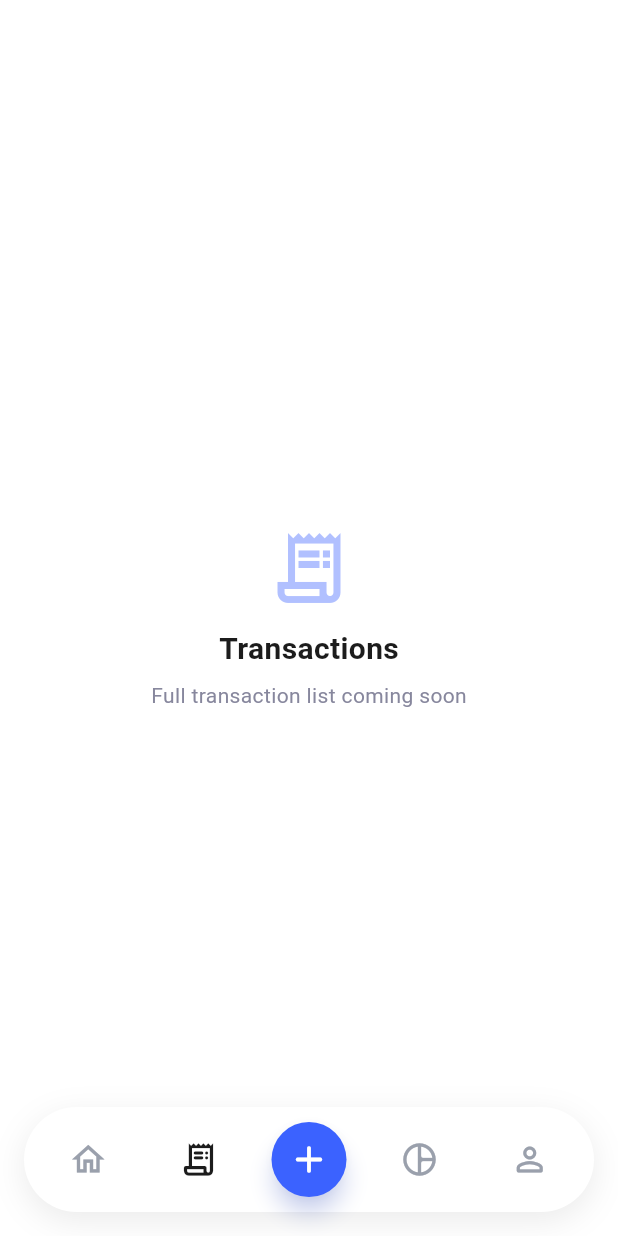
After one commit to erlanggaht/dompetiq_mobile, a Flutter app: the MainScreen screen opened directly, item 2 of the bottom bar chosen, after a tap on the "home" icon, after a tap on the "receipt long" icon, on a phone screen of 412 x 824 dp. The commit adds this screen. Run offline on Flutter 3.47's test engine with Material 3 defaults, Android fonts, the phone set to English and light mode, and no system bars; our stand-ins replace dio, flutter_secure_storage; accounts and stored records are empty; network calls fail.

Commit message:
feat: Implement main navigation structure and add budget, transactions, and profile screens

```diff
--- a/lib/core/network/dio_client.dart
+++ b/lib/core/network/dio_client.dart
@@ -47,6 +47,11 @@ class DioClient {
               handler.next(response);
             },
             onError: (error, handler) {
+              // cookie _tmpUser dikirim backend pada respons ERROR maxDevice;
+              // onResponse tidak pernah dieksekusi untuk respons error
+              if (error.response != null) {
+                _captureSession(error.response!);
+              }
               final isAuthRequest = _authEndpoints.any(
                 (endpoint) => error.requestOptions.uri.path.contains(endpoint),
               );
--- a/lib/feat/auth/pin_service.dart
+++ b/lib/feat/auth/pin_service.dart
@@ -1,7 +1,9 @@
 import 'package:dio/dio.dart';
+
 import 'package:flutter_application_1/core/config.dart';
 
 import '../../core/network/dio_client.dart';
+import 'login_service.dart';
 
 class PinService {
   final Dio _dio = DioClient.instance;
@@ -16,6 +18,9 @@ class PinService {
         data: {'challengeToken': challengeToken, 'pin': pin},
       );
     } on DioException catch (e) {
+      // limit device dicek juga saat completeLogin, bukan cuma di login
+      final codeError = e.response?.data?['error']?['codeError'];
+      if (codeError == 'INVALID_DEVICE_LIMIT') throw MaxDeviceException();
       final message =
           e.response?.data?['error']?['message'] ?? 'Verifikasi PIN gagal';
       throw Exception(message);
--- a/lib/main.dart
+++ b/lib/main.dart
@@ -3,9 +3,8 @@ import 'package:flutter_application_1/core/network/dio_client.dart';
 import 'package:flutter_application_1/feat/auth/login_service.dart';
 import 'package:flutter_application_1/screens/forgot_password_screen.dart';
 import 'package:flutter_application_1/screens/login_screen.dart';
+import 'package:flutter_application_1/screens/main_screen.dart';
 import 'package:flutter_application_1/screens/register_screen.dart';
-
-import 'screens/home_screen.dart';
 
 Future<void> main() async {
   WidgetsFlutterBinding.ensureInitialized();
@@ -29,7 +28,7 @@ class MyApp extends StatelessWidget {
       title: 'Dompetiq',
       navigatorKey: DioClient.navigatorKey,
       routes: {
-        '/': (context) => HomeScreen(),
+        '/': (context) => const MainScreen(),
         '/auth/login': (context) => LoginScreen(),
         '/auth/register': (context) => const RegisterScreen(),
         '/auth/forgot-password': (context) => const ForgotPasswordScreen(),
--- /dev/null
+++ b/lib/screens/budget_screen.dart
@@ -0,0 +1,39 @@
+import 'package:flutter/material.dart';
+
+// Halaman anggaran — belum dibangun.
+class BudgetScreen extends StatelessWidget {
+  const BudgetScreen({super.key});
+
+  @override
+  Widget build(BuildContext context) {
+    return Scaffold(
+      backgroundColor: Colors.white,
+      body: Center(
+        child: Column(
+          mainAxisAlignment: MainAxisAlignment.center,
+          children: [
+            Icon(
+              Icons.pie_chart_outline_rounded,
+              size: 56,
+              color: Colors.grey.shade400,
+            ),
+            const SizedBox(height: 12),
+            const Text(
+              'Budget',
+              style: TextStyle(
+                fontSize: 20,
+                fontWeight: FontWeight.bold,
+                color: Color(0xFF1C1C1C),
+              ),
+            ),
+            const SizedBox(height: 6),
+            const Text(
+              'Budget management coming soon',
+              style: TextStyle(fontSize: 14, color: Color(0xFF87879D)),
+            ),
+          ],
+        ),
+      ),
+    );
+  }
+}
--- a/lib/screens/home_screen.dart
+++ b/lib/screens/home_screen.dart
@@ -159,9 +159,10 @@ class _HomeScreenState extends State<HomeScreen> {
                 crossAxisAlignment: CrossAxisAlignment.stretch,
                 children: [
                   _buildActionCard(),
-                  const SizedBox(height: 24),
+                  const SizedBox(height: 32),
                   _buildTransactionSection(),
-                  const SizedBox(height: 24),
+                  // ruang ekstra: konten tidak boleh hilang di balik pill navbar
+                  const SizedBox(height: 96),
                 ],
               ),
             ),
@@ -188,11 +189,6 @@ class _HomeScreenState extends State<HomeScreen> {
             children: [
               Row(
                 children: [
-                  IconButton(
-                    onPressed: () => _showSnack('Menu coming soon'),
-                    icon: const Icon(Icons.menu, color: Colors.white),
-                  ),
-                  const SizedBox(width: 4),
                   Expanded(
                     child: Container(
                       padding: const EdgeInsets.symmetric(
--- a/lib/screens/login_screen.dart
+++ b/lib/screens/login_screen.dart
@@ -3,7 +3,6 @@ import 'package:flutter/material.dart';
 import 'package:flutter_application_1/core/device_id.dart';
 import 'package:flutter_application_1/feat/auth/login_service.dart';
 import 'package:flutter_application_1/screens/device_limit_screen.dart';
-import 'package:flutter_application_1/screens/home_screen.dart';
 import 'package:flutter_application_1/screens/pin_verification_screen.dart';
 
 class LoginScreen extends StatefulWidget {
@@ -65,10 +64,7 @@ class _LoginScreenState extends State<LoginScreen> {
       if (!mounted) return;
 
       if (data['requiresPin'] != true) {
-        Navigator.pushReplacement(
-          context,
-          MaterialPageRoute(builder: (context) => HomeScreen()),
-        );
+        Navigator.pushNamedAndRemoveUntil(context, '/', (route) => false);
         return;
       }
 
--- /dev/null
+++ b/lib/screens/main_screen.dart
@@ -0,0 +1,162 @@
+import 'package:flutter/material.dart';
+
+import 'package:flutter_application_1/screens/budget_screen.dart';
+import 'package:flutter_application_1/screens/home_screen.dart';
+import 'package:flutter_application_1/screens/profile_screen.dart';
+import 'package:flutter_application_1/screens/transactions_screen.dart';
+
+// Host bottom navigation pill: Home, Transactions, [+ Catat], Budget, Profile.
+// Slot tengah adalah aksi (bukan halaman), jadi hanya 4 halaman.
+class MainScreen extends StatefulWidget {
+  const MainScreen({super.key});
+
+  @override
+  State<MainScreen> createState() => _MainScreenState();
+}
+
+class _MainScreenState extends State<MainScreen> {
+  static const _pages = [
+    HomeScreen(),
+    TransactionsScreen(),
+    BudgetScreen(),
+    ProfileScreen(),
+  ];
+
+  int _index = 0;
+
+  void _onSlotTap(int slot) {
+    if (slot == 2) {
+      // aksi catat transaksi: bentuk halaman belum ada
+      ScaffoldMessenger.of(context).showSnackBar(
+        const SnackBar(content: Text('Add transaction coming soon')),
+      );
+      return;
+    }
+    // slot 3 (Budget) dst bergeser -1 karena slot tengah bukan halaman
+    setState(() => _index = slot < 2 ? slot : slot - 1);
+  }
+
+  @override
+  Widget build(BuildContext context) {
+    return Scaffold(
+      // body melewati area navbar supaya warna di sekeliling pill
+      // menyambung dengan warna halaman (tidak ada strip background lain)
+      extendBody: true,
+      backgroundColor: Colors.transparent,
+      body: IndexedStack(index: _index, children: _pages),
+      bottomNavigationBar: _buildBottomBar(),
+    );
+  }
+
+  Widget _buildBottomBar() {
+    return Container(
+      margin: const EdgeInsets.fromLTRB(16, 0, 16, 16),
+      padding: const EdgeInsets.symmetric(vertical: 10, horizontal: 6),
+      decoration: BoxDecoration(
+        color: Colors.white,
+        borderRadius: BorderRadius.circular(40),
+        boxShadow: [
+          BoxShadow(
+            color: Colors.black.withValues(alpha: 0.08),
+            blurRadius: 18,
+            offset: const Offset(0, 6),
+          ),
+        ],
+      ),
+      child: Row(
+        children: [
+          _NavSlot(
+            icon: _index == 0 ? Icons.home_rounded : Icons.home_outlined,
+            active: _index == 0,
+            onTap: () => _onSlotTap(0),
+          ),
+          _NavSlot(
+            icon: _index == 1
+                ? Icons.receipt_long_rounded
+                : Icons.receipt_long_outlined,
+            active: _index == 1,
+            onTap: () => _onSlotTap(1),
+          ),
+          _AddButton(onTap: () => _onSlotTap(2)),
+          _NavSlot(
+            icon: _index == 2
+                ? Icons.pie_chart_rounded
+                : Icons.pie_chart_outline_rounded,
+            active: _index == 2,
+            onTap: () => _onSlotTap(3),
+          ),
+          _NavSlot(
+            icon: _index == 3
+                ? Icons.person_rounded
+                : Icons.person_outline_rounded,
+            active: _index == 3,
+            onTap: () => _onSlotTap(4),
+          ),
+        ],
+      ),
+    );
+  }
+}
+
+class _NavSlot extends StatelessWidget {
+  final IconData icon;
+  final bool active;
+  final VoidCallback onTap;
+
+  const _NavSlot({
+    required this.icon,
+    required this.active,
+    required this.onTap,
+  });
+
+  @override
+  Widget build(BuildContext context) {
+    return Expanded(
+      child: InkWell(
+        onTap: onTap,
+        borderRadius: BorderRadius.circular(30),
+        child: Padding(
+          padding: const EdgeInsets.symmetric(vertical: 10),
+          child: Icon(
+            icon,
+            size: 26,
+            color: active ? const Color(0xFF1C1C1C) : const Color(0xFF9AA0AC),
+          ),
+        ),
+      ),
+    );
+  }
+}
+
+class _AddButton extends StatelessWidget {
+  final VoidCallback onTap;
+
+  const _AddButton({required this.onTap});
+
+  @override
+  Widget build(BuildContext context) {
+    // heightFactor: tanpa ini Center mengembang memenuhi tinggi Scaffold
+    // (loose constraints) → pill putih menutupi seluruh layar
+    return Expanded(
+      child: Center(
+        heightFactor: 1,
+        child: Material(
+          // biru brand + elevasi biar jelas ini tombol utama
+          color: const Color(0xFF3B62FF),
+          elevation: 6,
+          shadowColor: const Color(0xFF3B62FF).withValues(alpha: 0.4),
+          shape: const CircleBorder(),
+          child: InkWell(
+            onTap: onTap,
+            customBorder: const CircleBorder(),
+            child: const SizedBox(
+              width: 50,
+              height: 50,
+              child: Icon(Icons.add_rounded, color: Colors.white, size: 30),
+            ),
+          ),
+        ),
+      ),
+    );
+  }
+}
--- a/lib/screens/pin_verification_screen.dart
+++ b/lib/screens/pin_verification_screen.dart
@@ -4,8 +4,9 @@ import 'dart:math';
 import 'package:flutter/material.dart';
 
 import 'package:flutter_application_1/feat/auth/pin_service.dart';
+import 'package:flutter_application_1/feat/auth/login_service.dart';
+import 'package:flutter_application_1/screens/device_limit_screen.dart';
 import 'package:flutter_application_1/screens/forgot_password_screen.dart';
-import 'package:flutter_application_1/screens/home_screen.dart';
 import 'package:flutter_application_1/widgets/pin_input.dart';
 
 class PinVerificationScreen extends StatefulWidget {
@@ -87,13 +88,18 @@ class _PinVerificationScreenState extends State<PinVerificationScreen>
       );
 
       if (!mounted) return;
-      Navigator.pushAndRemoveUntil(
-        context,
-        MaterialPageRoute(builder: (context) => HomeScreen()),
-        (route) => false,
-      );
+      // masuk lewat route '/' supaya Home terbungkus MainScreen (navbar ikut)
+      Navigator.pushNamedAndRemoveUntil(context, '/', (route) => false);
     } catch (e) {
       if (!mounted) return;
+      // kena batas 5 device saat completeLogin → layar kelola device
+      if (e is MaxDeviceException) {
+        Navigator.pushReplacement(
+          context,
+          MaterialPageRoute(builder: (context) => const DeviceLimitScreen()),
+        );
+        return;
+      }
       final message = e.toString().replaceFirst('Exception: ', '');
       _showSnack(message);
       // 429: kunci verifikasi sampai masa tunggu backend selesai
--- /dev/null
+++ b/lib/screens/profile_screen.dart
@@ -0,0 +1,39 @@
+import 'package:flutter/material.dart';
+
+class ProfileScreen extends StatelessWidget {
+  const ProfileScreen({super.key});
+
+  @override
+  Widget build(BuildContext context) {
+    return Scaffold(
+      backgroundColor: Colors.white,
+      body: Center(
+        child: Column(
+          mainAxisAlignment: MainAxisAlignment.center,
+          children: [
+            CircleAvatar(
+              radius: 36,
+              backgroundImage: NetworkImage(
+                'https://avatars.githubusercontent.com/u/118288247?v=4&size=64',
+              ),
+            ),
+            const SizedBox(height: 12),
+            const Text(
+              'Erlangga Hidayatullah',
+              style: TextStyle(
+                fontSize: 18,
+                fontWeight: FontWeight.bold,
+                color: Color(0xFF1C1C1C),
+              ),
+            ),
+            const SizedBox(height: 6),
+            const Text(
+              'Account settings coming soon',
+              style: TextStyle(fontSize: 14, color: Color(0xFF87879D)),
+            ),
+          ],
+        ),
+      ),
+    );
+  }
+}
--- /dev/null
+++ b/lib/screens/transactions_screen.dart
@@ -0,0 +1,39 @@
+import 'package:flutter/material.dart';
+
+// Halaman daftar transaksi lengkap (list, filter, search) — belum dibangun.
+class TransactionsScreen extends StatelessWidget {
+  const TransactionsScreen({super.key});
+
+  @override
+  Widget build(BuildContext context) {
+    return Scaffold(
+      backgroundColor: Colors.white,
+      body: Center(
+        child: Column(
+          mainAxisAlignment: MainAxisAlignment.center,
+          children: [
+            Icon(
+              Icons.receipt_long_outlined,
+              size: 56,
+              color: const Color(0xFF3B62FF).withValues(alpha: 0.4),
+            ),
+            const SizedBox(height: 12),
+            const Text(
+              'Transactions',
+              style: TextStyle(
+                fontSize: 20,
+                fontWeight: FontWeight.bold,
+                color: Color(0xFF1C1C1C),
+              ),
+            ),
+            const SizedBox(height: 6),
+            const Text(
+              'Full transaction list coming soon',
+              style: TextStyle(fontSize: 14, color: Color(0xFF87879D)),
+            ),
+          ],
+        ),
+      ),
+    );
+  }
+}
```
Also changed, not shown: tool/dump_widgets.dart (added, +38 -0 lines).
